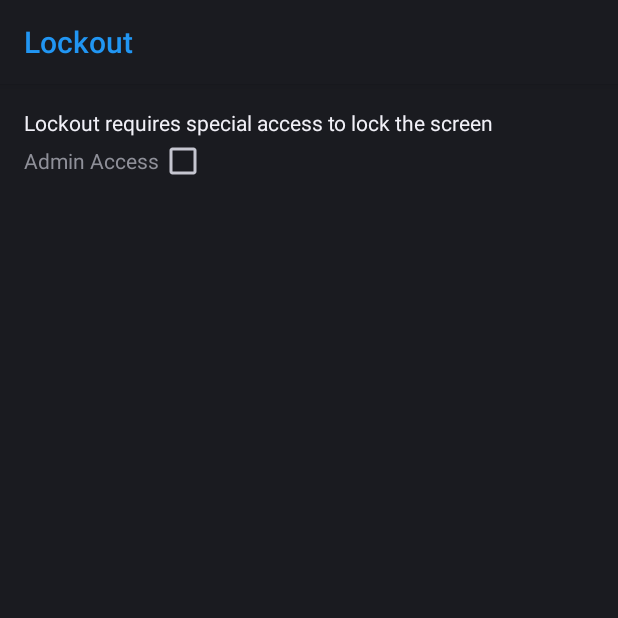
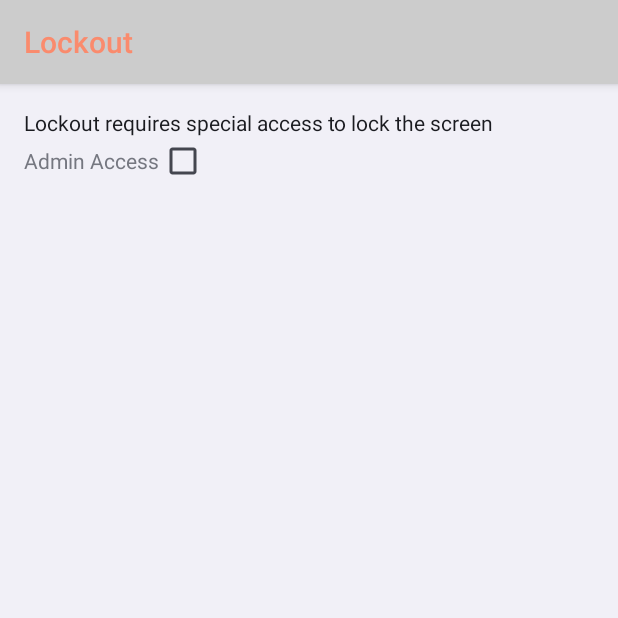
Before and after one commit to Cj-Malone/Lockout, an Android app: the screen it shows after launch (MainActivity), on a phone screen of 412 x 824 dp, the top half of it. Run offline under Robolectric (Android 15) with nearby library versions, the phone set to English and light mode, and no system bars.

Commit message:
Convert to NightMode

```diff
--- a/app/src/main/AndroidManifest.xml
+++ b/app/src/main/AndroidManifest.xml
@@ -11,7 +11,7 @@
         android:icon="@mipmap/ic_launcher"
         android:label="@string/app_name"
         android:supportsRtl="true"
-        android:theme="@style/AppDarkTheme">
+        android:theme="@style/AppTheme">
         <receiver
             android:name=".AdminReceiver"
             android:description="@string/device_admin_description"
--- a/app/src/main/java/uk/co/keepawayfromfire/lockout/MainActivity.java
+++ b/app/src/main/java/uk/co/keepawayfromfire/lockout/MainActivity.java
@@ -1,6 +1,7 @@
 package uk.co.keepawayfromfire.lockout;
 
 import android.app.Activity;
+import android.app.UiModeManager;
 import android.app.admin.DevicePolicyManager;
 import android.content.ComponentName;
 import android.content.Intent;
@@ -13,6 +14,10 @@ public class MainActivity extends Activity {
     @Override
     protected void onCreate(Bundle savedInstanceState) {
         super.onCreate(savedInstanceState);
+
+        UiModeManager uiModeManager = getSystemService(UiModeManager.class);
+        uiModeManager.setNightMode(UiModeManager.MODE_NIGHT_YES);
+
         setContentView(R.layout.activity_main);
     }
 
--- a/app/src/main/res/values/theme_dark.xml
+++ b/app/src/main/res/values-night/theme.xml
@@ -1,6 +1,6 @@
 <?xml version="1.0" encoding="utf-8"?>
 <resources>
-    <style name="AppDarkTheme" parent="android:Theme.DeviceDefault">
+    <style name="AppTheme" parent="android:Theme.DeviceDefault">
         <item name="android:titleTextColor">#2196F3</item>
         <item name="android:colorAccent">#2196F3</item>
         <item name="android:statusBarColor">#333333</item>
--- a/app/src/main/res/values/theme_light.xml
+++ b/app/src/main/res/values/theme.xml
@@ -1,6 +1,6 @@
 <?xml version="1.0" encoding="utf-8"?>
 <resources>
-    <style name="AppLightTheme" parent="android:Theme.DeviceDefault.Light">
+    <style name="AppTheme" parent="android:Theme.DeviceDefault.Light">
         <item name="android:titleTextColor">#FA8B6D</item>
         <item name="android:colorAccent">#FA8B6D</item>
         <item name="android:statusBarColor">#CCCCCC</item>
```
